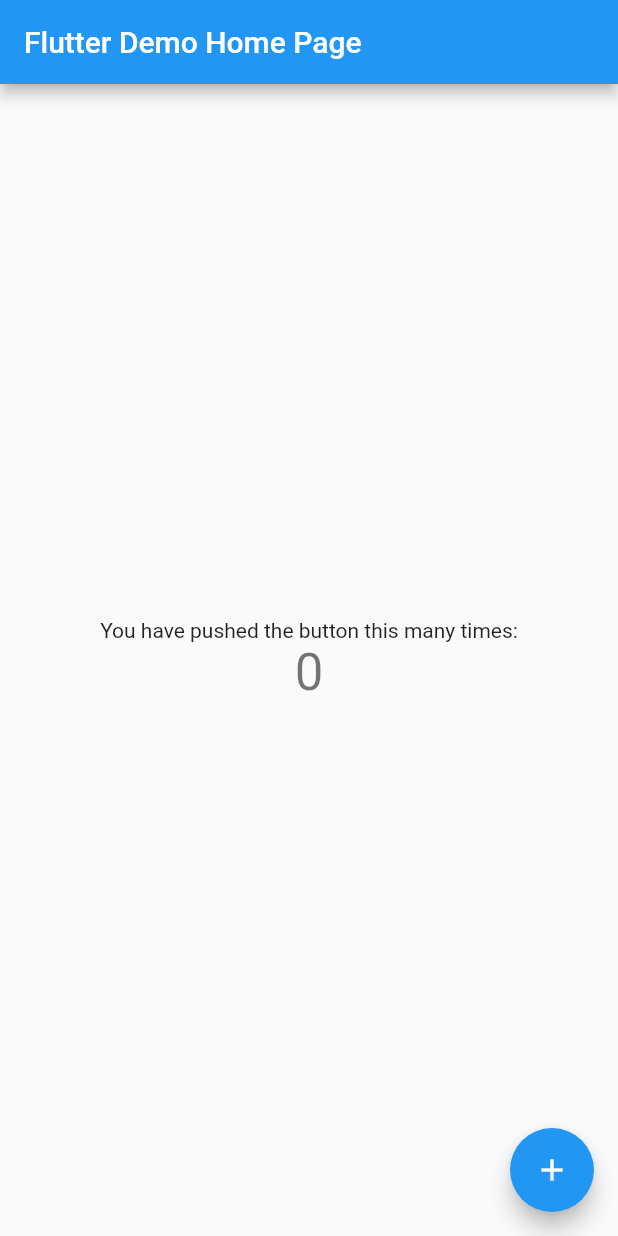
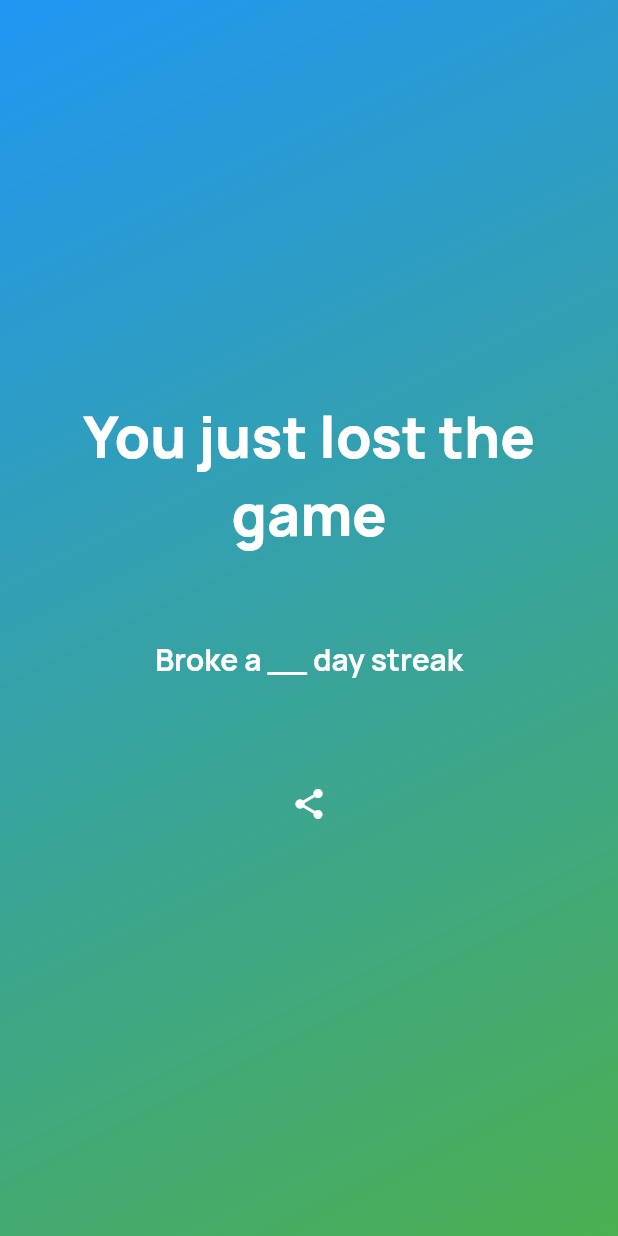
Before and after one commit to ScreamingTaco/TheGame, a Flutter app: the screen it shows after launch, on a phone screen of 412 x 824 dp. Run offline on Flutter 3.47's test engine with Material 2 defaults, Android fonts, the phone set to English and light mode, and no system bars.

Commit message:
Added basic UI. Still need to implement share

```diff
--- a/lib/main.dart
+++ b/lib/main.dart
@@ -9,105 +9,64 @@
   @override
   Widget build(BuildContext context) {
     return MaterialApp(
-      title: 'Flutter Demo',
+      title: 'The Game',
+      debugShowCheckedModeBanner: false,
       theme: ThemeData(
-        // This is the theme of your application.
-        //
-        // Try running your application with "flutter run". You'll see the
-        // application has a blue toolbar. Then, without quitting the app, try
-        // changing the primarySwatch below to Colors.green and then invoke
-        // "hot reload" (press "r" in the console where you ran "flutter run",
-        // or simply save your changes to "hot reload" in a Flutter IDE).
-        // Notice that the counter didn't reset back to zero; the application
-        // is not restarted.
+        fontFamily: 'Manrope',
         primarySwatch: Colors.blue,
       ),
-      home: MyHomePage(title: 'Flutter Demo Home Page'),
+      home: MyHomePage(),
     );
   }
 }
 
-class MyHomePage extends StatefulWidget {
-  MyHomePage({Key key, this.title}) : super(key: key);
-
-  // This widget is the home page of your application. It is stateful, meaning
-  // that it has a State object (defined below) that contains fields that affect
-  // how it looks.
-
-  // This class is the configuration for the state. It holds the values (in this
-  // case the title) provided by the parent (in this case the App widget) and
-  // used by the build method of the State. Fields in a Widget subclass are
-  // always marked "final".
-
-  final String title;
-
-  @override
-  _MyHomePageState createState() => _MyHomePageState();
-}
-
-class _MyHomePageState extends State<MyHomePage> {
-  int _counter = 0;
-
-  void _incrementCounter() {
-    setState(() {
-      // This call to setState tells the Flutter framework that something has
-      // changed in this State, which causes it to rerun the build method below
-      // so that the display can reflect the updated values. If we changed
-      // _counter without calling setState(), then the build method would not be
-      // called again, and so nothing would appear to happen.
-      _counter++;
-    });
-  }
+class MyHomePage extends StatelessWidget {
+  const MyHomePage({Key key}) : super(key: key);
 
   @override
   Widget build(BuildContext context) {
-    // This method is rerun every time setState is called, for instance as done
-    // by the _incrementCounter method above.
-    //
-    // The Flutter framework has been optimized to make rerunning build methods
-    // fast, so that you can just rebuild anything that needs updating rather
-    // than having to individually change instances of widgets.
     return Scaffold(
-      appBar: AppBar(
-        // Here we take the value from the MyHomePage object that was created by
-        // the App.build method, and use it to set our appbar title.
-        title: Text(widget.title),
+      //appBar: AppBar(title: Text("The Game")),
+      body: Container(
+        decoration: BoxDecoration(
+          gradient: LinearGradient(
+            begin: Alignment.topLeft,
+            end: Alignment.bottomRight,
+            colors: [Colors.blue, Colors.green],
+            tileMode: TileMode.repeated, // repeats the gradient over the canvas
           ),
-      body: Center(
-        // Center is a layout widget. It takes a single child and positions it
-        // in the middle of the parent.
+        ),
+        child: Center(
+            child: Container(
+          height: MediaQuery.of(context).size.height * .5,
           child: Column(
-          // Column is also a layout widget. It takes a list of children and
-          // arranges them vertically. By default, it sizes itself to fit its
-          // children horizontally, and tries to be as tall as its parent.
-          //
-          // Invoke "debug painting" (press "p" in the console, choose the
-          // "Toggle Debug Paint" action from the Flutter Inspector in Android
-          // Studio, or the "Toggle Debug Paint" command in Visual Studio Code)
-          // to see the wireframe for each widget.
-          //
-          // Column has various properties to control how it sizes itself and
-          // how it positions its children. Here we use mainAxisAlignment to
-          // center the children vertically; the main axis here is the vertical
-          // axis because Columns are vertical (the cross axis would be
-          // horizontal).
-          mainAxisAlignment: MainAxisAlignment.center,
+            mainAxisAlignment: MainAxisAlignment.spaceEvenly,
             children: <Widget>[
               Text(
-              'You have pushed the button this many times:',
+                "You just lost the game",
+                style: TextStyle(
+                  color: Colors.white,
+                  fontSize: 38,
+                  fontWeight: FontWeight.w800,
                 ),
-            Text(
-              '$_counter',
-              style: Theme.of(context).textTheme.headline4,
+                textAlign: TextAlign.center,
+              ),
+              Text("Broke a __ day streak", //TODO: implent this
+                  style: TextStyle(
+                      color: Colors.white,
+                      fontSize: 20,
+                      fontWeight: FontWeight.w700)),
+              IconButton(
+                icon: Icon(Icons.share),
+                color: Colors.white,
+                onPressed: () {
+                  //TODO: Fill in
+                },
               ),
             ],
           ),
+        )),
       ),
-      floatingActionButton: FloatingActionButton(
-        onPressed: _incrementCounter,
-        tooltip: 'Increment',
-        child: Icon(Icons.add),
-      ), // This trailing comma makes auto-formatting nicer for build methods.
     );
   }
 }
```
Also changed, not shown: pubspec.yaml (+4 -4 lines), assets/Manrope.ttf (added). Lines whose indentation alone changed are shown as unchanged.
